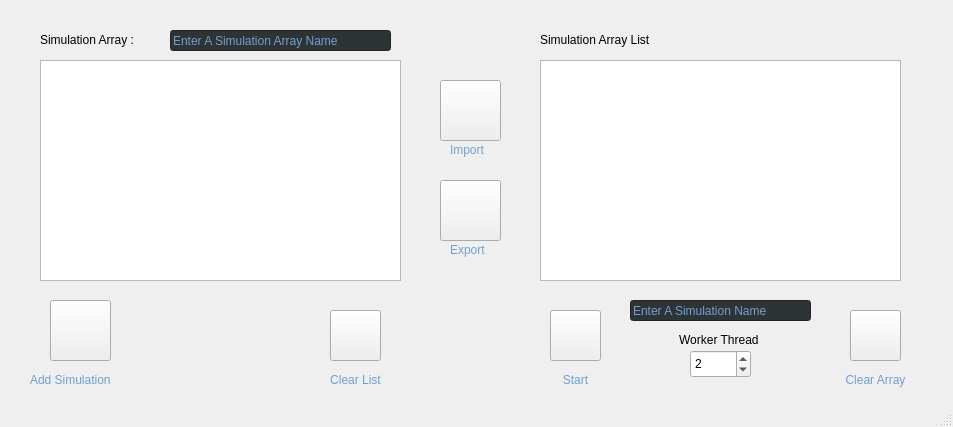
Above: mainwindow.ui from electronicengine/MacSimulation before the change. Below: the same form after it.
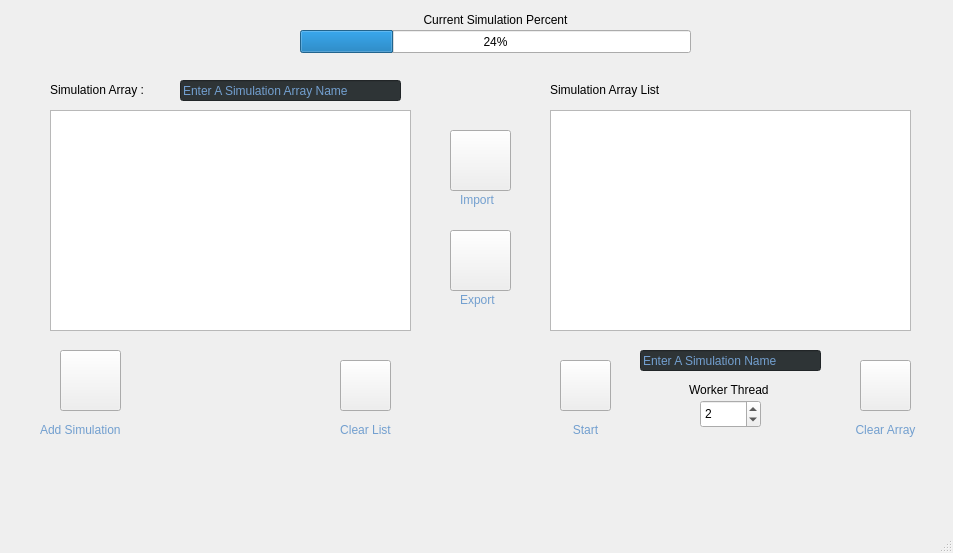
That is the form after the change. Icons and pictures are not drawn.

```diff
--- a/mainwindow.ui
+++ b/mainwindow.ui
@@ -7,7 +7,7 @@
     <x>0</x>
     <y>0</y>
     <width>953</width>
-    <height>427</height>
+    <height>553</height>
    </rect>
   </property>
   <property name="windowTitle">
@@ -36,8 +36,8 @@
    <widget class="QPushButton" name="start_button">
     <property name="geometry">
      <rect>
-      <x>550</x>
-      <y>310</y>
+      <x>560</x>
+      <y>360</y>
       <width>51</width>
       <height>51</height>
      </rect>
@@ -63,8 +63,8 @@
    <widget class="QLabel" name="label_6">
     <property name="geometry">
      <rect>
-      <x>40</x>
-      <y>30</y>
+      <x>50</x>
+      <y>80</y>
       <width>141</width>
       <height>19</height>
      </rect>
@@ -76,8 +76,8 @@
    <widget class="QLabel" name="label_7">
     <property name="geometry">
      <rect>
-      <x>310</x>
-      <y>370</y>
+      <x>320</x>
+      <y>420</y>
       <width>91</width>
       <height>20</height>
      </rect>
@@ -95,8 +95,8 @@
    <widget class="QLabel" name="label_8">
     <property name="geometry">
      <rect>
-      <x>30</x>
-      <y>370</y>
+      <x>40</x>
+      <y>420</y>
       <width>111</width>
       <height>19</height>
      </rect>
@@ -111,8 +111,8 @@
    <widget class="QPushButton" name="clear_list_button">
     <property name="geometry">
      <rect>
-      <x>330</x>
-      <y>310</y>
+      <x>340</x>
+      <y>360</y>
       <width>51</width>
       <height>51</height>
      </rect>
@@ -135,8 +135,8 @@
    <widget class="QPushButton" name="simulation_add_button">
     <property name="geometry">
      <rect>
-      <x>50</x>
-      <y>300</y>
+      <x>60</x>
+      <y>350</y>
       <width>61</width>
       <height>61</height>
      </rect>
@@ -159,8 +159,8 @@
    <widget class="QListWidget" name="simulation_list">
     <property name="geometry">
      <rect>
-      <x>40</x>
-      <y>60</y>
+      <x>50</x>
+      <y>110</y>
       <width>361</width>
       <height>221</height>
      </rect>
@@ -172,8 +172,8 @@
    <widget class="QLabel" name="start_label">
     <property name="geometry">
      <rect>
-      <x>530</x>
-      <y>370</y>
+      <x>540</x>
+      <y>420</y>
       <width>91</width>
       <height>20</height>
      </rect>
@@ -191,8 +191,8 @@
    <widget class="QListWidget" name="simulation_array_list">
     <property name="geometry">
      <rect>
-      <x>540</x>
-      <y>60</y>
+      <x>550</x>
+      <y>110</y>
       <width>361</width>
       <height>221</height>
      </rect>
@@ -201,8 +201,8 @@
    <widget class="QLabel" name="label_12">
     <property name="geometry">
      <rect>
-      <x>540</x>
-      <y>30</y>
+      <x>550</x>
+      <y>80</y>
       <width>141</width>
       <height>19</height>
      </rect>
@@ -214,8 +214,8 @@
    <widget class="QPushButton" name="import_button">
     <property name="geometry">
      <rect>
-      <x>440</x>
-      <y>80</y>
+      <x>450</x>
+      <y>130</y>
       <width>61</width>
       <height>61</height>
      </rect>
@@ -238,8 +238,8 @@
    <widget class="QPushButton" name="export_button">
     <property name="geometry">
      <rect>
-      <x>440</x>
-      <y>180</y>
+      <x>450</x>
+      <y>230</y>
       <width>61</width>
       <height>61</height>
      </rect>
@@ -262,8 +262,8 @@
    <widget class="QLabel" name="label_13">
     <property name="geometry">
      <rect>
-      <x>450</x>
-      <y>140</y>
+      <x>460</x>
+      <y>190</y>
       <width>51</width>
       <height>19</height>
      </rect>
@@ -278,8 +278,8 @@
    <widget class="QLabel" name="label_14">
     <property name="geometry">
      <rect>
-      <x>450</x>
-      <y>240</y>
+      <x>460</x>
+      <y>290</y>
       <width>51</width>
       <height>19</height>
      </rect>
@@ -294,8 +294,8 @@
    <widget class="QLineEdit" name="simulation_array_list_name">
     <property name="geometry">
      <rect>
-      <x>170</x>
-      <y>30</y>
+      <x>180</x>
+      <y>80</y>
       <width>221</width>
       <height>21</height>
      </rect>
@@ -533,8 +533,8 @@
    <widget class="QLineEdit" name="simulation_name">
     <property name="geometry">
      <rect>
-      <x>630</x>
-      <y>300</y>
+      <x>640</x>
+      <y>350</y>
       <width>181</width>
       <height>21</height>
      </rect>
@@ -772,8 +772,8 @@
    <widget class="QLabel" name="label_9">
     <property name="geometry">
      <rect>
-      <x>830</x>
-      <y>370</y>
+      <x>840</x>
+      <y>420</y>
       <width>91</width>
       <height>20</height>
      </rect>
@@ -791,8 +791,8 @@
    <widget class="QPushButton" name="clear_array_button">
     <property name="geometry">
      <rect>
-      <x>850</x>
-      <y>310</y>
+      <x>860</x>
+      <y>360</y>
       <width>51</width>
       <height>51</height>
      </rect>
@@ -815,8 +815,8 @@
    <widget class="QSpinBox" name="thread_number">
     <property name="geometry">
      <rect>
-      <x>690</x>
-      <y>350</y>
+      <x>700</x>
+      <y>400</y>
       <width>61</width>
       <height>28</height>
      </rect>
@@ -831,8 +831,8 @@
    <widget class="QLabel" name="label_15">
     <property name="geometry">
      <rect>
-      <x>660</x>
-      <y>330</y>
+      <x>670</x>
+      <y>380</y>
       <width>121</width>
       <height>20</height>
      </rect>
@@ -844,6 +844,35 @@
      <set>Qt::AlignCenter</set>
     </property>
    </widget>
+   <widget class="QProgressBar" name="simulation_progress">
+    <property name="geometry">
+     <rect>
+      <x>300</x>
+      <y>30</y>
+      <width>391</width>
+      <height>23</height>
+     </rect>
+    </property>
+    <property name="value">
+     <number>24</number>
+    </property>
+   </widget>
+   <widget class="QLabel" name="label_16">
+    <property name="geometry">
+     <rect>
+      <x>400</x>
+      <y>10</y>
+      <width>191</width>
+      <height>20</height>
+     </rect>
+    </property>
+    <property name="text">
+     <string>Current Simulation Percent</string>
+    </property>
+    <property name="alignment">
+     <set>Qt::AlignCenter</set>
+    </property>
+   </widget>
   </widget>
   <widget class="QStatusBar" name="statusbar"/>
   <action name="actionedit">
```
